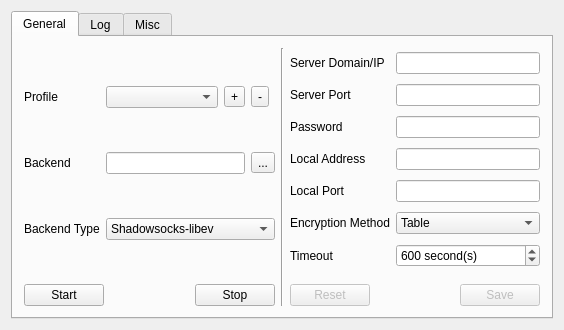
The window that src/mainwindow.ui (shadowsocks/shadowsocks-qt5) describes before a commit, drawn with Qt 5.
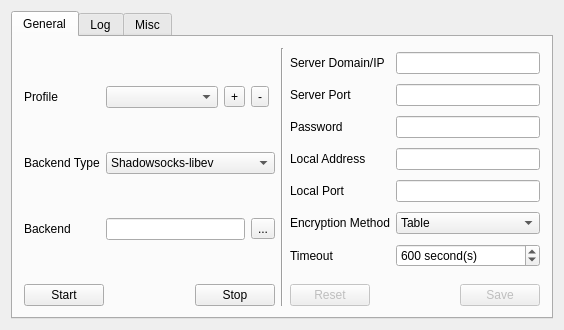
The same window after the commit. Icons and pictures are not drawn.

Commit message: move backend type on top of backend.

What changed in the file:
```diff
--- a/src/mainwindow.ui
+++ b/src/mainwindow.ui
@@ -333,7 +333,7 @@
             </property>
            </widget>
           </item>
-          <item row="1" column="1" colspan="3">
+          <item row="2" column="1" colspan="3">
            <widget class="QLineEdit" name="backendEdit">
             <property name="readOnly">
              <bool>true</bool>
@@ -343,21 +343,33 @@
             </property>
            </widget>
           </item>
-          <item row="1" column="0">
+          <item row="2" column="0">
            <widget class="QLabel" name="backendLabel">
             <property name="text">
              <string>Backend</string>
             </property>
            </widget>
           </item>
-          <item row="2" column="0">
+          <item row="2" column="4">
+           <widget class="QToolButton" name="backendToolButton">
+            <property name="text">
+             <string>...</string>
+            </property>
+            <property name="icon">
+             <iconset theme="document-open">
+              <normaloff/>
+             </iconset>
+            </property>
+           </widget>
+          </item>
+          <item row="1" column="0">
            <widget class="QLabel" name="backendTypeLabel">
             <property name="text">
              <string>Backend Type</string>
             </property>
            </widget>
           </item>
-          <item row="2" column="1" colspan="4">
+          <item row="1" column="1" colspan="4">
            <widget class="QComboBox" name="backendTypeCombo">
             <item>
              <property name="text">
@@ -371,18 +383,6 @@
             </item>
            </widget>
           </item>
-          <item row="1" column="4">
-           <widget class="QToolButton" name="backendToolButton">
-            <property name="text">
-             <string>...</string>
-            </property>
-            <property name="icon">
-             <iconset theme="document-open">
-              <normaloff/>
-             </iconset>
-            </property>
-           </widget>
-          </item>
          </layout>
         </item>
        </layout>
```
Left out of the diff: 21 changed lines with no effect on the pictures.
